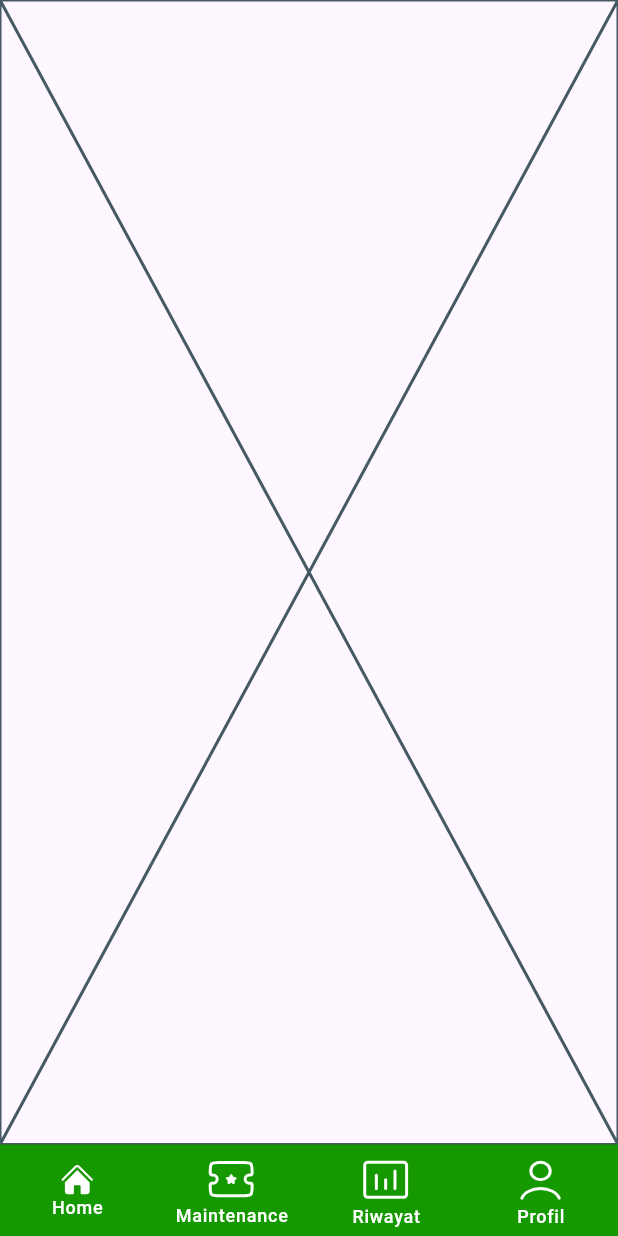
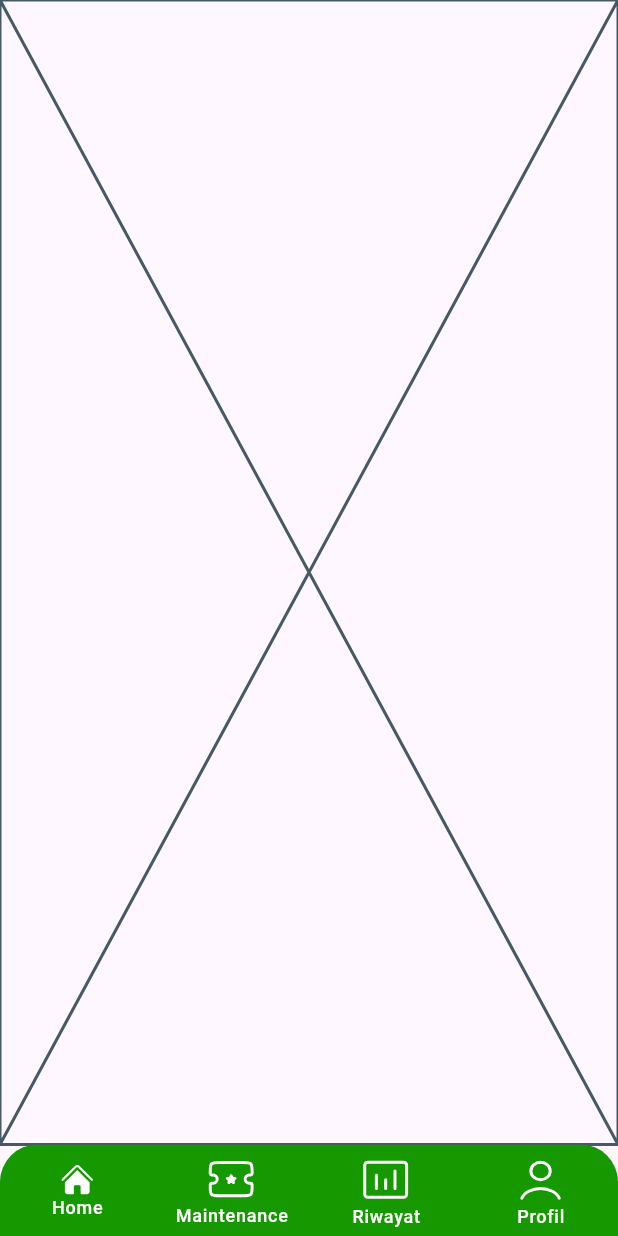
Before and after one commit to altantheprodigy/Urban-Stay, a Flutter app: the NavigationScreen screen opened directly, item 3 of the bottom bar chosen, on a phone screen of 412 x 824 dp. Run offline on Flutter 3.47's test engine with Material 3 defaults, Android fonts, the phone set to English and light mode, and no system bars; our stand-ins replace country_code_picker, firebase_auth, firebase_core, flutter_bloc, flutter_svg, google_sign_in and 2 more; accounts and stored records are empty; network calls fail; Roboto replaces fonts that are missing (Plus Jakarta Sans).

Commit message:
bottom navbar

```diff
--- a/lib/feature/navigation/navigation_screen.dart
+++ b/lib/feature/navigation/navigation_screen.dart
@@ -30,6 +30,11 @@ class _NavigationScreenState extends State<NavigationScreen> {
       bottomNavigationBar:
           Theme(
               data: ThemeData(),
+              child: ClipRRect(
+                borderRadius: const BorderRadius.only(
+                  topLeft: Radius.circular(25),
+                  topRight: Radius.circular(25),
+                ),
                 child: BottomNavigationBar(
                   type: BottomNavigationBarType.fixed,
                     backgroundColor: forest600,
@@ -68,6 +73,7 @@ class _NavigationScreenState extends State<NavigationScreen> {
                         activeIcon: SvgPicture.asset('assets/images/User.svg', color: black00),
                       ),
                     ]
+                ),
               )
           ),
     );
```
Lines whose indentation alone changed are shown as unchanged.
